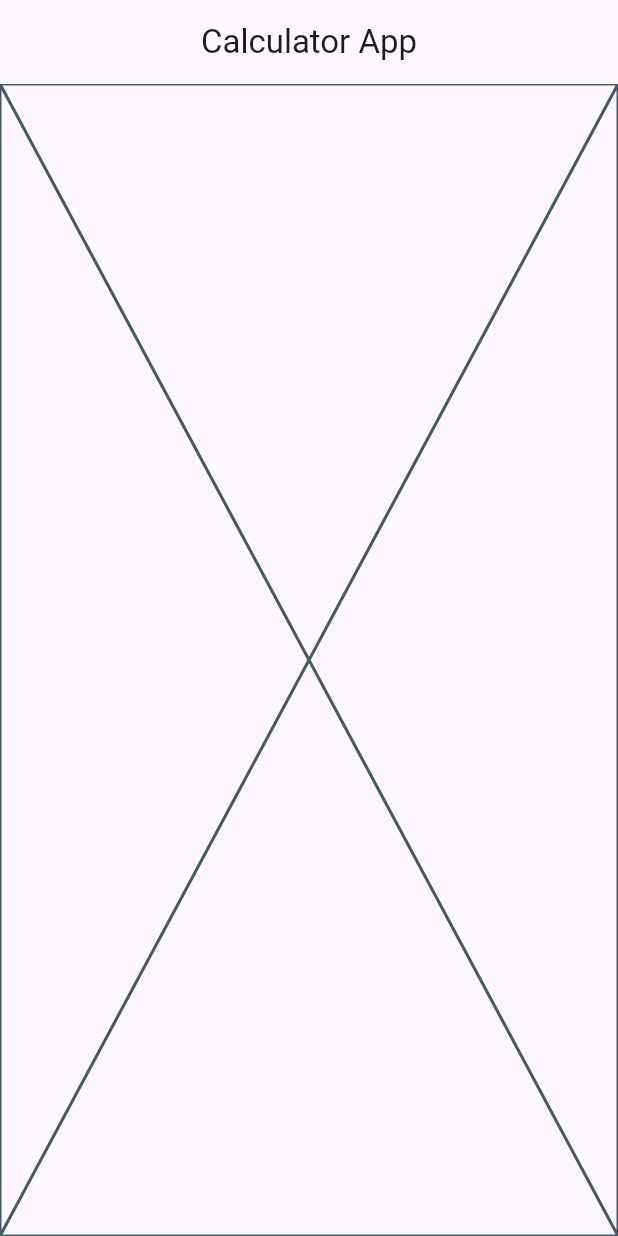
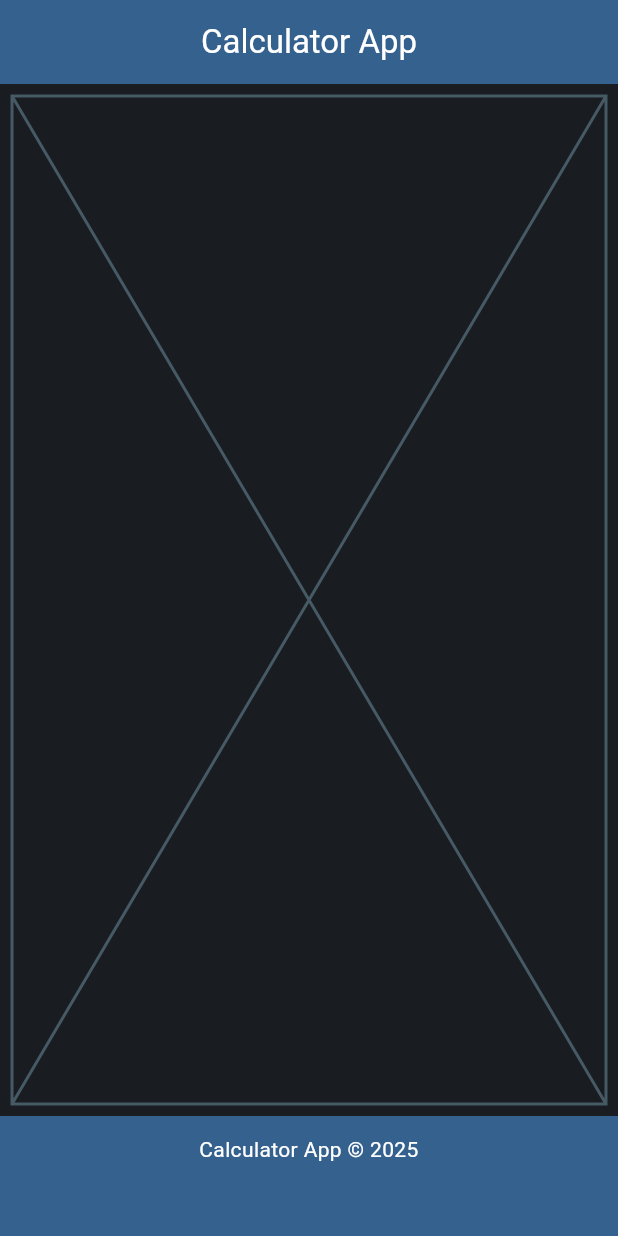
Before and after one commit to leobrowaldh/FlutterCalculator, a Flutter app: the screen it shows after launch, on a phone screen of 412 x 824 dp. Run offline on Flutter 3.47's test engine with Material 3 defaults, Android fonts, the phone set to English and light mode, and no system bars.

Commit message:
colorscheme applied

```diff
--- a/calculator/lib/main.dart
+++ b/calculator/lib/main.dart
@@ -13,7 +13,9 @@ class MyApp extends StatelessWidget {
     return MaterialApp(
       title: 'Flutter Demo',
       theme: ThemeData(
-        colorScheme: ColorScheme.fromSeed(seedColor: Colors.deepPurple),
+        colorScheme: ColorScheme.fromSeed(
+          seedColor: const Color.fromARGB(255, 27, 95, 151),
+        ),
       ),
       home: const MyHomePage(),
     );
@@ -26,7 +28,13 @@ class MyHomePage extends StatelessWidget {
   @override
   Widget build(BuildContext context) {
     return Scaffold(
-      appBar: AppBar(title: const Text('Calculator App'), centerTitle: true),
+      appBar: AppBar(
+        title: const Text('Calculator App'),
+        centerTitle: true,
+        backgroundColor: Theme.of(context).colorScheme.primary,
+        foregroundColor: Theme.of(context).colorScheme.onPrimary,
+      ),
+      backgroundColor: Theme.of(context).colorScheme.onSurface,
       body: SafeArea(
         child: LayoutBuilder(
           builder: (context, constraints) {
@@ -34,7 +42,10 @@ class MyHomePage extends StatelessWidget {
 
             if (isMobile) {
               // 📱 Mobile: full screen
-              return SizedBox.expand(child: CalculatorWidget());
+              return Padding(
+                padding: const EdgeInsets.all(8.0),
+                child: SizedBox.expand(child: CalculatorWidget()),
+              );
             } else {
               // 💻 Desktop: centered with padding
               return Center(
@@ -50,6 +61,14 @@ class MyHomePage extends StatelessWidget {
           },
         ),
       ),
+      bottomNavigationBar: BottomAppBar(
+        color: Theme.of(context).colorScheme.primary,
+        child: Text(
+          "Calculator App © 2025",
+          textAlign: TextAlign.center,
+          style: TextStyle(color: Theme.of(context).colorScheme.onPrimary),
+        ),
+      ),
     );
   }
 }
```
